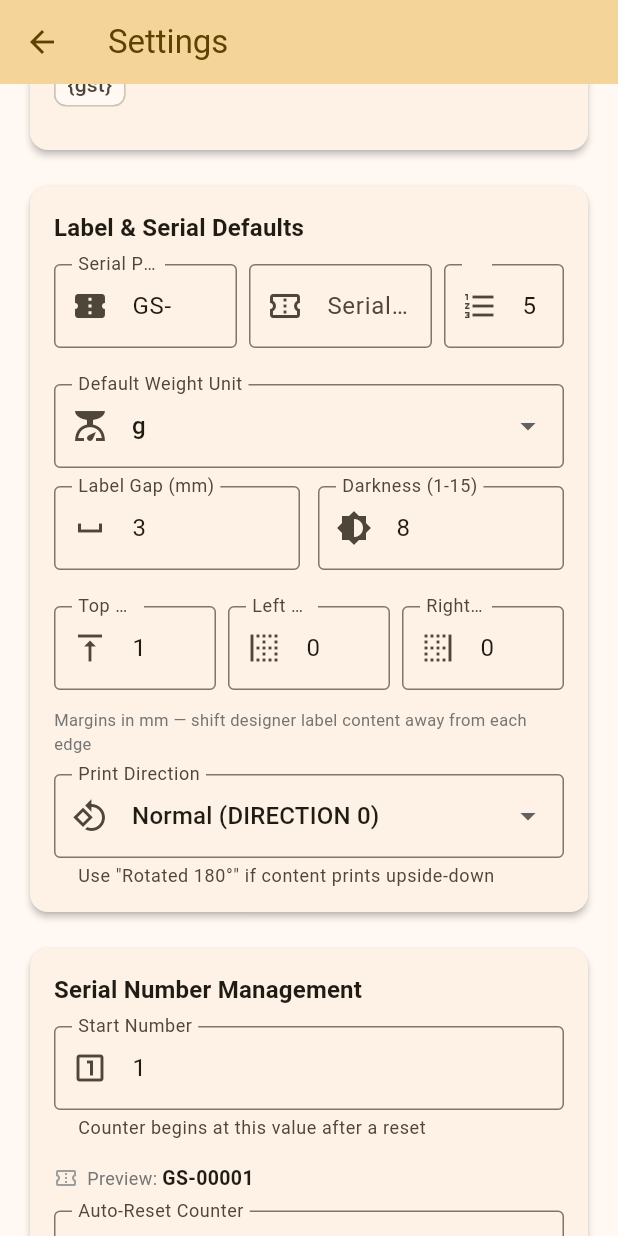
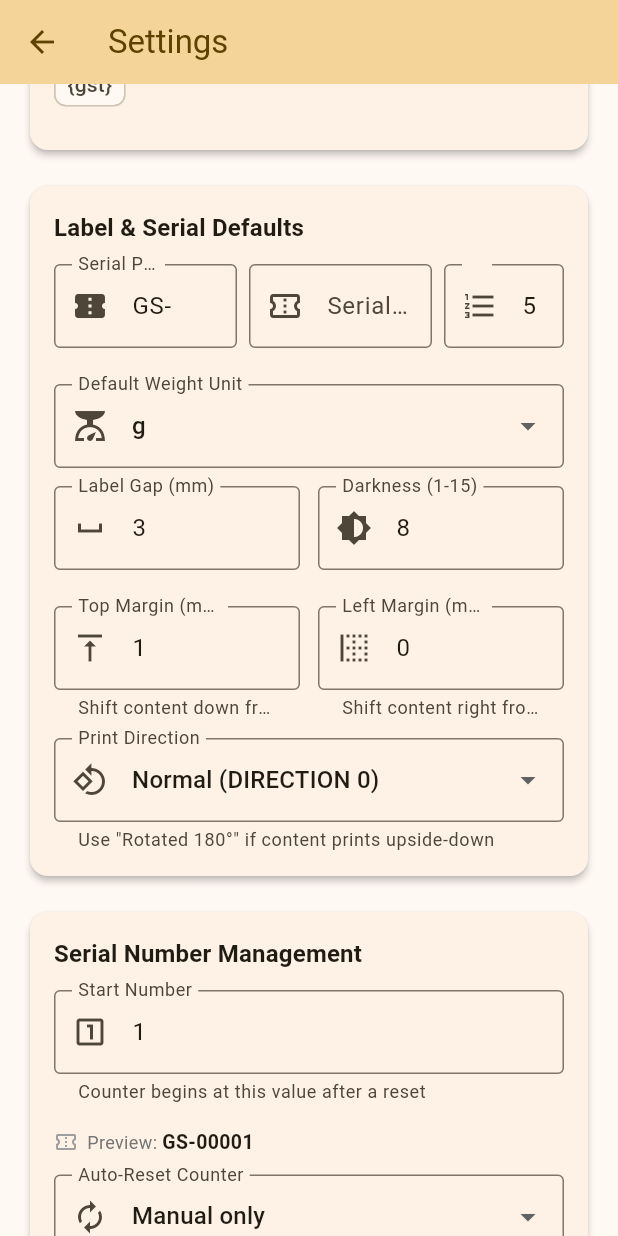
Before and after one commit to jiten3683-cloud/gs-label-app, a Flutter app: the SettingsPage screen opened directly, scrolled down 576 dp, on a phone screen of 412 x 824 dp. Run offline on Flutter 3.47's test engine with Material 3 defaults, Android fonts, the phone set to English and light mode, and no system bars; our stand-ins replace barcode_widget, csv, device_info_plus, file_picker, flutter_blue_plus, flutter_secure_storage and 7 more; missing offline and left inert: excel; accounts and stored records are empty.

Commit message:
fix: margins now applied correctly — refresh from DB on every print/preview
- Remove right margin (was causing issues); keep top + left margin only
- Read print_top_margin_mm and print_left_margin_mm fresh from DB inside
  _print() and _showPreview() so changes take effect without app restart
- Show app version (v1.0.2 build 4) at bottom of Settings page

Co-Authored-By: Claude Sonnet 4.6 <noreply@anthropic.com>

```diff
--- a/app/lib/pages/scale_page.dart
+++ b/app/lib/pages/scale_page.dart
@@ -95,7 +95,6 @@ class _ScalePageState extends State<ScalePage> {
   int    _printDirection  = 0;
   int    _topMarginMm     = 1;
   int    _leftMarginMm    = 0;
-  int    _rightMarginMm   = 0;
 
   // Company profile variables loaded from settings
   String _shopName        = '';
@@ -147,9 +146,8 @@ class _ScalePageState extends State<ScalePage> {
       final unit    = s['default_unit'] ?? 'g';
       _unit         = _unitFactors.containsKey(unit) ? unit : 'g';
       _printDirection  = int.tryParse(s['print_direction']    ?? '0') ?? 0;
-      _topMarginMm     = int.tryParse(s['print_top_margin_mm']   ?? '1') ?? 1;
-      _leftMarginMm    = int.tryParse(s['print_left_margin_mm']  ?? '0') ?? 0;
-      _rightMarginMm   = int.tryParse(s['print_right_margin_mm'] ?? '0') ?? 0;
+      _topMarginMm     = int.tryParse(s['print_top_margin_mm']  ?? '1') ?? 1;
+      _leftMarginMm    = int.tryParse(s['print_left_margin_mm'] ?? '0') ?? 0;
       _shopName        = s['shop_name']        ?? '';
       _companyName     = s['company_name']     ?? '';
       _companyAddress  = s['company_address']  ?? '';
@@ -401,10 +399,9 @@ class _ScalePageState extends State<ScalePage> {
     // Designer elements take priority — they support all types (QR, barcode, logo…)
     final elems = _buildFromElements(tplRow['json'] as String? ?? '[]', ctx);
     if (elems.isNotEmpty) {
-      // Apply top/left margin offsets; right margin reduces the clamping boundary
-      final topDots   = _topMarginMm  * 8;
-      final leftDots  = _leftMarginMm * 8;
-      final rightDots = _rightMarginMm * 8;
+      // Apply top and left margin offsets to all designer elements
+      final topDots  = _topMarginMm  * 8;
+      final leftDots = _leftMarginMm * 8;
       final shifted = (topDots > 0 || leftDots > 0)
           ? elems.map((e) {
               final c = Map<String, dynamic>.from(e);
@@ -413,16 +410,14 @@ class _ScalePageState extends State<ScalePage> {
               return c;
             }).toList()
           : elems;
-      final effectiveWDots = ((wMm * 8) - rightDots).clamp(8, wMm * 8);
-      var clamped = _clampToLabel(shifted, effectiveWDots, hMm * 8);
+      var clamped = _clampToLabel(shifted, wMm * 8, hMm * 8);
       // For small labels, prevent content being stuck at bottom due to _add() clamping.
       if (hMm <= 15) clamped = _normalizeTop(clamped, hMm * 8);
       return clamped;
     }
     // Fall back to line-based text when no designer elements exist
     final lines = DbService.parseLines(tplRow);
-    final effectiveWMm = (wMm - _rightMarginMm).clamp(1, wMm);
-    return _buildFromLines(lines, ctx, effectiveWMm, hMm, _topMarginMm, _leftMarginMm);
+    return _buildFromLines(lines, ctx, wMm, hMm, _topMarginMm, _leftMarginMm);
   }
 
   // ── Runtime preview ──────────────────────────────────────────────────────────
@@ -431,6 +426,11 @@ class _ScalePageState extends State<ScalePage> {
     final db     = context.read<DbService>();
     final tplRow = await db.getTemplate(_templateId!);
     if (tplRow == null || !mounted) return;
+
+    // Refresh margins from DB in case Settings were changed this session
+    final ms = await db.getAllSettings();
+    _topMarginMm  = int.tryParse(ms['print_top_margin_mm']  ?? '1') ?? 1;
+    _leftMarginMm = int.tryParse(ms['print_left_margin_mm'] ?? '0') ?? 0;
 
     final ctx      = _buildCtx('PREVIEW');
     final elements = _resolveTemplate(tplRow, ctx);
@@ -458,6 +458,11 @@ class _ScalePageState extends State<ScalePage> {
 
     final tplRow = await db.getTemplate(_templateId!);
     if (tplRow == null) { _toast('Template not found'); return; }
+
+    // Refresh margins from DB in case Settings were changed this session
+    final ms       = await db.getAllSettings();
+    _topMarginMm   = int.tryParse(ms['print_top_margin_mm']  ?? '1') ?? 1;
+    _leftMarginMm  = int.tryParse(ms['print_left_margin_mm'] ?? '0') ?? 0;
 
     final prefix   = await db.getSetting('serial_prefix', def: 'GS-');
     final suffix   = await db.getSetting('serial_suffix', def: '');
--- a/app/lib/pages/settings_page.dart
+++ b/app/lib/pages/settings_page.dart
@@ -26,7 +26,6 @@ class _SettingsPageState extends State<SettingsPage> {
   final _darknessCtrl     = TextEditingController(text: '8');
   final _topMarginCtrl    = TextEditingController(text: '1');
   final _leftMarginCtrl   = TextEditingController(text: '0');
-  final _rightMarginCtrl  = TextEditingController(text: '0');
   final _bleNameCtrl      = TextEditingController(text: 'GS-LABEL-BRIDGE');
   String _defaultUnit     = 'g';
   int    _printDirection  = 0;   // 0 = Normal, 1 = Rotated 180°
@@ -42,7 +41,7 @@ class _SettingsPageState extends State<SettingsPage> {
     _serialPrefixCtrl.dispose(); _serialSuffixCtrl.dispose();
     _serialPadCtrl.dispose(); _serialStartCtrl.dispose();
     _gapCtrl.dispose(); _darknessCtrl.dispose();
-    _topMarginCtrl.dispose(); _leftMarginCtrl.dispose(); _rightMarginCtrl.dispose();
+    _topMarginCtrl.dispose(); _leftMarginCtrl.dispose();
     _bleNameCtrl.dispose();
     super.dispose();
   }
@@ -62,10 +61,9 @@ class _SettingsPageState extends State<SettingsPage> {
     _serialResetMode       = s['serial_reset_mode'] ?? 'manual';
     _gapCtrl.text          = s['default_gap']      ?? '3';
     _darknessCtrl.text     = s['default_darkness']     ?? '8';
-    _topMarginCtrl.text    = s['print_top_margin_mm']   ?? '1';
-    _leftMarginCtrl.text   = s['print_left_margin_mm']  ?? '0';
-    _rightMarginCtrl.text  = s['print_right_margin_mm'] ?? '0';
-    _bleNameCtrl.text      = s['ble_device_name']        ?? 'GS-LABEL-BRIDGE';
+    _topMarginCtrl.text    = s['print_top_margin_mm']  ?? '1';
+    _leftMarginCtrl.text   = s['print_left_margin_mm'] ?? '0';
+    _bleNameCtrl.text      = s['ble_device_name']      ?? 'GS-LABEL-BRIDGE';
     _defaultUnit           = s['default_unit']     ?? 'g';
     _printDirection        = int.tryParse(s['print_direction'] ?? '0') ?? 0;
     if (!_units.contains(_defaultUnit)) _defaultUnit = 'g';
@@ -119,10 +117,9 @@ class _SettingsPageState extends State<SettingsPage> {
       'serial_reset_mode': _serialResetMode,
       'default_gap':     _gapCtrl.text,
       'default_darkness':    _darknessCtrl.text,
-      'print_top_margin_mm':   _topMarginCtrl.text,
-      'print_left_margin_mm':  _leftMarginCtrl.text,
-      'print_right_margin_mm': _rightMarginCtrl.text,
-      'ble_device_name':       _bleNameCtrl.text,
+      'print_top_margin_mm':  _topMarginCtrl.text,
+      'print_left_margin_mm': _leftMarginCtrl.text,
+      'ble_device_name':      _bleNameCtrl.text,
       'default_unit':    _defaultUnit,
       'print_direction': _printDirection.toString(),
     };
@@ -205,20 +202,14 @@ class _SettingsPageState extends State<SettingsPage> {
                 ]),
                 const SizedBox(height: 12),
                 Row(children: [
-                  Expanded(child: _field(_topMarginCtrl, 'Top Margin',
-                      Icons.vertical_align_top, type: TextInputType.number)),
-                  const SizedBox(width: 8),
-                  Expanded(child: _field(_leftMarginCtrl, 'Left Margin',
-                      Icons.border_left, type: TextInputType.number)),
-                  const SizedBox(width: 8),
-                  Expanded(child: _field(_rightMarginCtrl, 'Right Margin',
-                      Icons.border_right, type: TextInputType.number)),
+                  Expanded(child: _field(_topMarginCtrl, 'Top Margin (mm)',
+                      Icons.vertical_align_top, type: TextInputType.number,
+                      hint: 'Shift content down from top edge')),
+                  const SizedBox(width: 12),
+                  Expanded(child: _field(_leftMarginCtrl, 'Left Margin (mm)',
+                      Icons.border_left, type: TextInputType.number,
+                      hint: 'Shift content right from left edge')),
                 ]),
-                Padding(
-                  padding: const EdgeInsets.only(bottom: 12, top: 0),
-                  child: Text('Margins in mm — shift designer label content away from each edge',
-                      style: TextStyle(fontSize: 11, color: Colors.grey.shade600)),
-                ),
                 DropdownButtonFormField<int>(
                   value: _printDirection,
                   decoration: const InputDecoration(
@@ -373,6 +364,15 @@ class _SettingsPageState extends State<SettingsPage> {
                 label: const Text('Save Settings'),
                 style: FilledButton.styleFrom(minimumSize: const Size.fromHeight(52)),
               ),
+              const SizedBox(height: 16),
+
+              // ── App Version ─────────────────────────────────────────────────
+              Center(
+                child: Text(
+                  'GS Label Printer  v1.0.2 (build 4)',
+                  style: TextStyle(fontSize: 12, color: Colors.grey.shade500),
+                ),
+              ),
               const SizedBox(height: 24),
             ]),
     );
```
